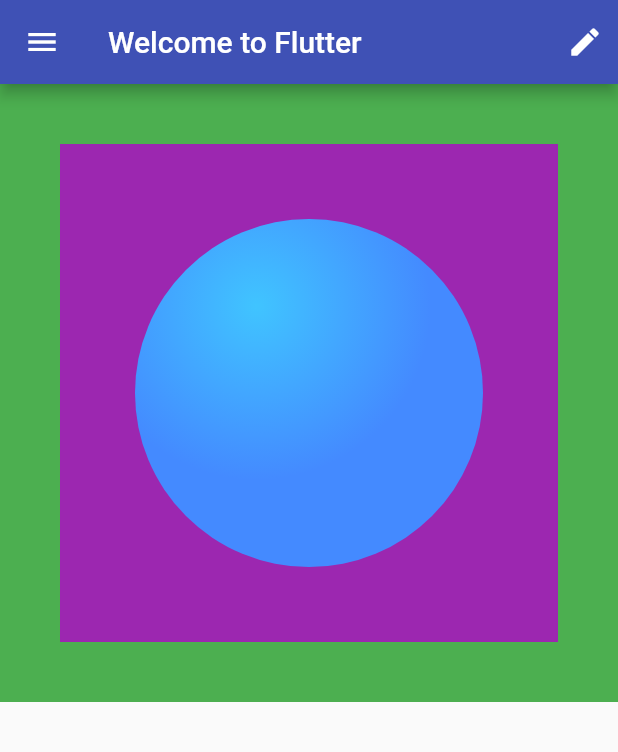
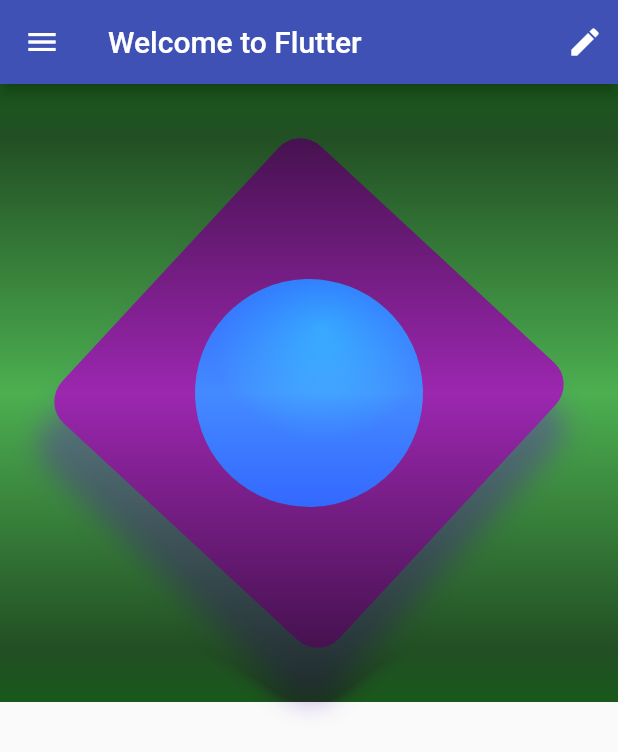
Before and after one commit to jarecsni/flutter_cookbook_examples, a Flutter app: the screen it shows after launch, on a phone screen of 412 x 824 dp. Shown: the top 752 px of the screen. Run offline on Flutter 3.47's test engine with Material 2 defaults, Android fonts, the phone set to English and light mode, and no system bars.

Commit message:
page 135, foreground and background decorations

```diff
--- a/lib/chapter4/immutable_widget.dart
+++ b/lib/chapter4/immutable_widget.dart
@@ -7,12 +7,44 @@ class ImmutableWidget extends StatelessWidget {
   @override
   Widget build(BuildContext context) {
     return Container(
-      color: Colors.green,
-      padding: const EdgeInsets.all(40),
-      child: Container(
-        color: Colors.purple,
-        padding: const EdgeInsets.all(50.0),
-        child: _buildShinyCircle(),
+      decoration: const BoxDecoration(
+        color: Colors.green,
+      ),
+      foregroundDecoration: const BoxDecoration(
+        backgroundBlendMode: BlendMode.colorBurn,
+        gradient: LinearGradient(
+          begin: Alignment.topCenter,
+          end: Alignment.bottomCenter,
+          colors: [
+            Color(0xAA0d6123),
+            Color(0x00000000),
+            Color(0xAA0d6123),
+          ],
+        ),
+      ),
+      padding: const EdgeInsets.all(80),
+      child: Transform.rotate(
+        angle: 180 / math.pi,
+        child: Container(
+          width: 250,
+          height: 250,
+          decoration: BoxDecoration(
+            color: Colors.purple,
+            boxShadow: [
+              BoxShadow(
+                color: Colors.deepPurple.withAlpha(120),
+                spreadRadius: 4,
+                blurRadius: 15,
+                offset: Offset.fromDirection(1.0, 30),
+              )
+            ],
+            borderRadius: const BorderRadius.all(Radius.circular(20)),
+          ),
+          child: Padding(
+            padding: const EdgeInsets.all(50.0),
+            child: _buildShinyCircle(),
+          ),
+        ),
       ),
     );
   }
```
